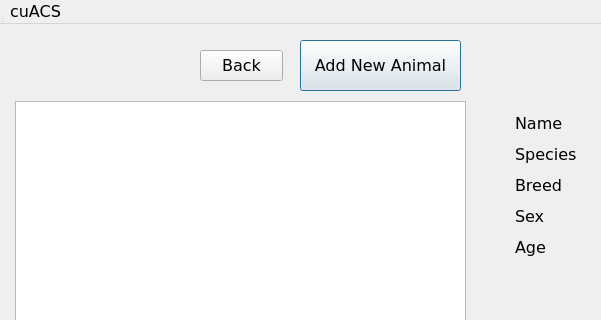
Qt form manageanimal.ui (ColeMacdonald1709/comp3004) before a commit; both pictures show x 0 to 601 and y 0 to 320 of the 1014 by 800 pixel window.
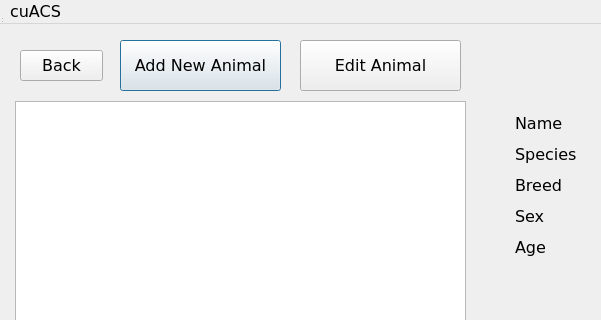
The same form after that commit.

Patch:
```diff
--- a/manageanimal.ui
+++ b/manageanimal.ui
@@ -37,7 +37,7 @@
    <widget class="QPushButton" name="addAnimalbtn">
     <property name="geometry">
      <rect>
-      <x>300</x>
+      <x>120</x>
       <y>40</y>
       <width>161</width>
       <height>51</height>
@@ -143,7 +143,7 @@
    <widget class="QPushButton" name="btnLogout">
     <property name="geometry">
      <rect>
-      <x>200</x>
+      <x>20</x>
       <y>50</y>
       <width>83</width>
       <height>31</height>
@@ -830,6 +830,19 @@
      </item>
     </layout>
    </widget>
+   <widget class="QPushButton" name="btnEditanimal">
+    <property name="geometry">
+     <rect>
+      <x>300</x>
+      <y>40</y>
+      <width>161</width>
+      <height>51</height>
+     </rect>
+    </property>
+    <property name="text">
+     <string>Edit Animal</string>
+    </property>
+   </widget>
   </widget>
   <widget class="QMenuBar" name="menuBar">
    <property name="geometry">
```
